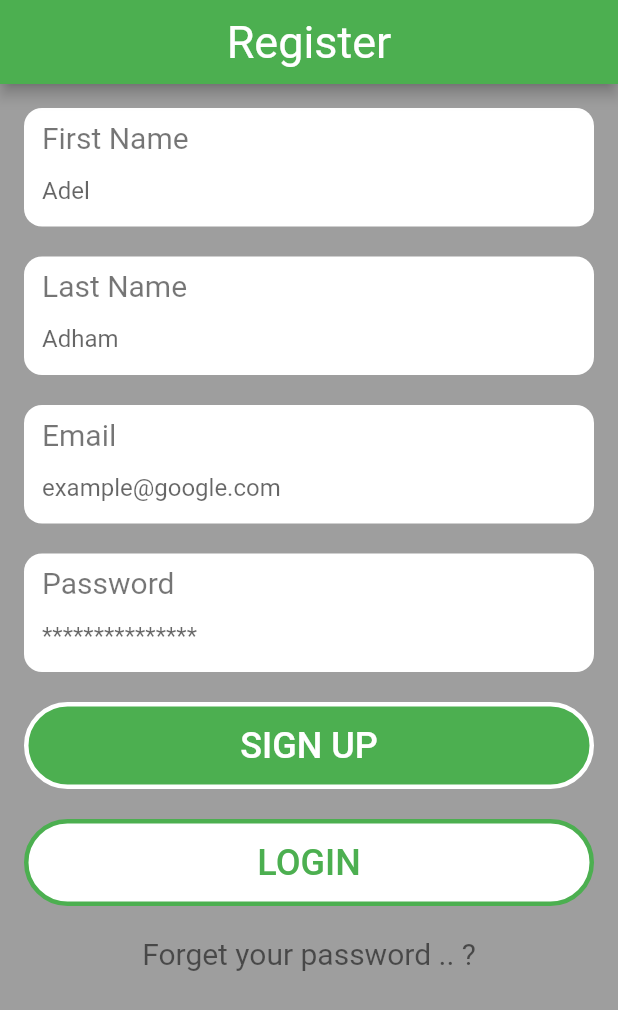
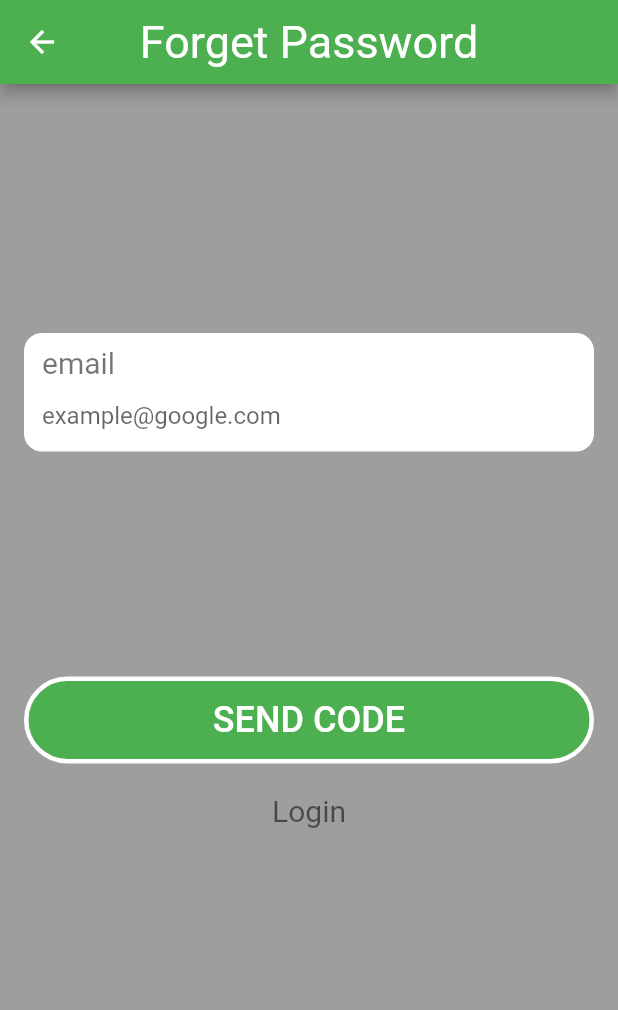
Before and after one commit to kosbaship/courses_workshop, a Flutter app: the RegisterScreen screen opened directly, after a tap on "Forget your password .. ?", on a phone screen of 412 x 824 dp. Shown: the top 1010 px of the screen. Run offline on Flutter 3.47's test engine with Material 2 defaults, Android fonts, the phone set to English and light mode, and no system bars.

Commit message:
Forget Password Screen Finished

```diff
--- /dev/null
+++ b/lib/screens/forget_password/forget_password_screen.dart
@@ -0,0 +1,70 @@
+import 'package:courses_workshop/screens/login/login_screen.dart';
+import 'package:courses_workshop/shared/colors/common_colors.dart';
+import 'package:courses_workshop/shared/components/components.dart';
+import 'package:flutter/cupertino.dart';
+import 'package:flutter/material.dart';
+
+class ForgetPasswordScreen extends StatelessWidget {
+  var emailController = TextEditingController();
+
+  @override
+  Widget build(BuildContext context) {
+    return Scaffold(
+      appBar: AppBar(
+          title: quickCustomText(
+          text: "Forget Password",
+          fontSize: 30,
+          color: kPrimaryTextColor
+      ),
+      centerTitle: true,
+      ),
+      body: SingleChildScrollView(
+        child: Padding(
+          padding: EdgeInsetsDirectional.only(
+            start: 16.0,
+            end: 16.0,
+            top: 16.0,
+          ),
+          child: Column(
+            children: [
+              SizedBox(
+                height: 150.0,
+              ),
+              defaultTextFormField(
+                  title: 'email',
+                  hint: 'example@google.com',
+                  controller: emailController,
+                  type: TextInputType.emailAddress
+              ),
+              SizedBox(
+                height: 150.0,
+              ),
+              defaultButton(
+                  onPressed: (){
+                    ScaffoldMessenger.of(context).showSnackBar(SnackBar(
+                      content: emailController.text != "" ? Text('We Send Code to ${emailController.text}') : Text('Enter ur email first' )
+                    ));
+                  },
+                  text: 'Send Code'
+              ),
+              SizedBox(
+                height: 20.0,
+              ),
+              InkWell(
+                onTap: (){
+                  navigateTo(context, LoginScreen());
+                },
+                child: quickCustomText(
+                  text: "Login",
+                ),
+              ),
+              SizedBox(
+                height: 20.0,
+              ),
+            ],
+          ),
+        ),
+      ),
+    );
+  }
+}
--- a/lib/screens/register/register_screen.dart
+++ b/lib/screens/register/register_screen.dart
@@ -1,3 +1,4 @@
+import 'package:courses_workshop/screens/forget_password/forget_password_screen.dart';
 import 'package:courses_workshop/screens/login/login_screen.dart';
 import 'package:courses_workshop/shared/colors/common_colors.dart';
 import 'package:courses_workshop/shared/components/components.dart';
@@ -91,7 +92,9 @@ class RegisterScreen extends StatelessWidget {
                   height: 20.0,
                 ),
                 InkWell(
-                  onTap: (){},
+                  onTap: (){
+                    navigateTo(context, ForgetPasswordScreen());
+                  },
                   child: quickCustomText(
                     text: "Forget your password .. ?",
                   ),
```
Also changed, not shown: lib/screens/login/login_screen.dart (+4 -3 lines), 5 other files.
